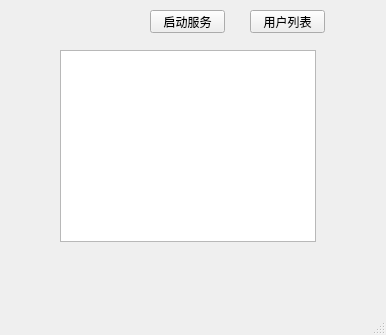
First picture: the form in src/Server/mainwindow.ui, repository hcc01/ELIMS, before the edit.
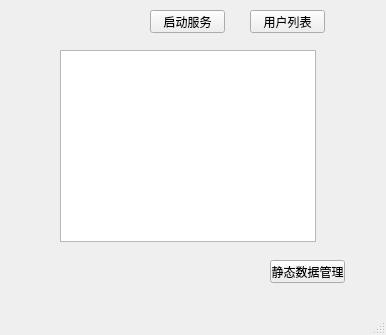
Second picture: the form after the edit.

Diff of the .ui file:
```diff
--- a/src/Server/mainwindow.ui
+++ b/src/Server/mainwindow.ui
@@ -50,6 +50,19 @@
      <string>用户列表</string>
     </property>
    </widget>
+   <widget class="QPushButton" name="staticDataBtn">
+    <property name="geometry">
+     <rect>
+      <x>270</x>
+      <y>260</y>
+      <width>75</width>
+      <height>23</height>
+     </rect>
+    </property>
+    <property name="text">
+     <string>静态数据管理</string>
+    </property>
+   </widget>
   </widget>
   <widget class="QMenuBar" name="menubar">
    <property name="geometry">
```
Left out of the diff: 2 changed lines with no effect on the pictures.
